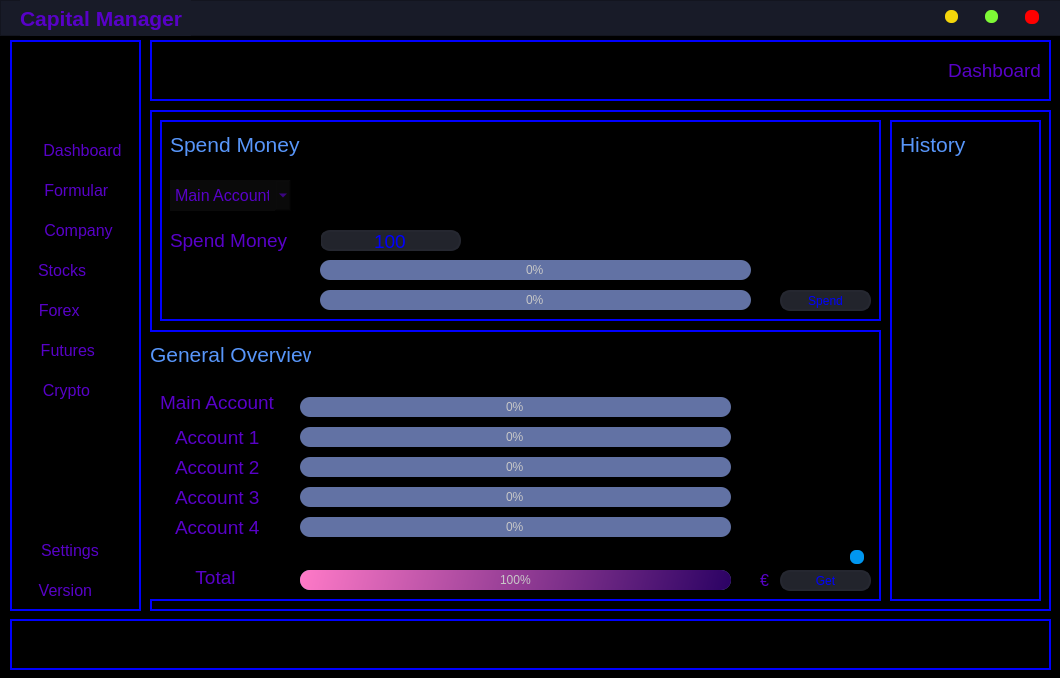
Qt form CapitalManager/main.ui (0xProtocol/FinancalManager) before a commit.
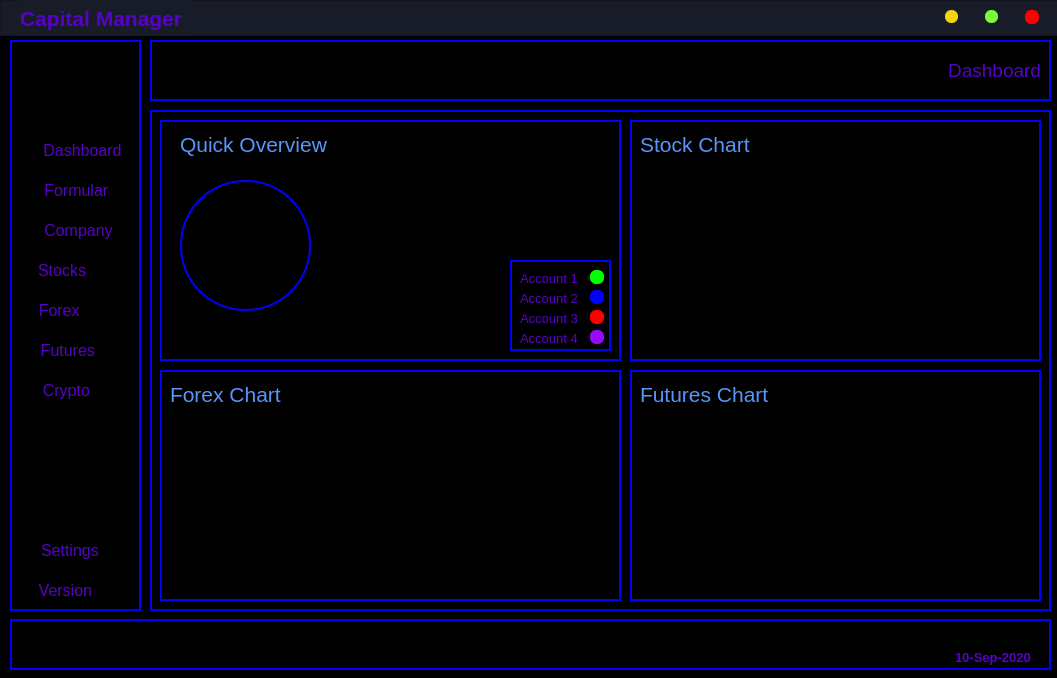
The same form after that commit. Icons and pictures are not drawn.

```diff
--- a/CapitalManager/main.ui
+++ b/CapitalManager/main.ui
@@ -6,7 +6,7 @@
    <rect>
     <x>0</x>
     <y>0</y>
-    <width>1060</width>
+    <width>1057</width>
     <height>678</height>
    </rect>
   </property>
@@ -128,7 +128,7 @@
      </property>
      <property name="icon">
       <iconset resource="main.qrc">
-       <normaloff>:/newPrefix/atom-beta.ico</normaloff>:/newPrefix/atom-beta.ico</iconset>
+       <normaloff>:/newPrefix/icons.png</normaloff>:/newPrefix/icons.png</iconset>
      </property>
      <property name="iconSize">
       <size>
@@ -174,7 +174,7 @@
      </property>
      <property name="icon">
       <iconset resource="main.qrc">
-       <normaloff>:/newPrefix/setroubleshoot_icon.ico</normaloff>:/newPrefix/setroubleshoot_icon.ico</iconset>
+       <normaloff>:/newPrefix/icons.png</normaloff>:/newPrefix/icons.png</iconset>
      </property>
      <property name="iconSize">
       <size>
@@ -220,7 +220,7 @@
      </property>
      <property name="icon">
       <iconset resource="main.qrc">
-       <normaloff>:/newPrefix/flare.ico</normaloff>:/newPrefix/flare.ico</iconset>
+       <normaloff>:/newPrefix/icons.png</normaloff>:/newPrefix/icons.png</iconset>
      </property>
      <property name="iconSize">
       <size>
@@ -287,7 +287,7 @@
      </property>
      <property name="icon">
       <iconset resource="main.qrc">
-       <normaloff>:/newPrefix/setroubleshoot_icon.ico</normaloff>:/newPrefix/setroubleshoot_icon.ico</iconset>
+       <normaloff>:/newPrefix/icons.png</normaloff>:/newPrefix/icons.png</iconset>
      </property>
      <property name="iconSize">
       <size>
@@ -333,7 +333,7 @@
      </property>
      <property name="icon">
       <iconset resource="main.qrc">
-       <normaloff>:/newPrefix/setroubleshoot_icon.ico</normaloff>:/newPrefix/setroubleshoot_icon.ico</iconset>
+       <normaloff>:/newPrefix/icons.png</normaloff>:/newPrefix/icons.png</iconset>
      </property>
      <property name="iconSize">
       <size>
@@ -379,7 +379,7 @@
      </property>
      <property name="icon">
       <iconset resource="main.qrc">
-       <normaloff>:/newPrefix/setroubleshoot_icon.ico</normaloff>:/newPrefix/setroubleshoot_icon.ico</iconset>
+       <normaloff>:/newPrefix/icons.png</normaloff>:/newPrefix/icons.png</iconset>
      </property>
      <property name="iconSize">
       <size>
@@ -513,6 +513,33 @@
     <property name="frameShadow">
      <enum>QFrame::Raised</enum>
     </property>
+    <widget class="QLabel" name="lbldate">
+     <property name="geometry">
+      <rect>
+       <x>945</x>
+       <y>30</y>
+       <width>91</width>
+       <height>16</height>
+      </rect>
+     </property>
+     <property name="font">
+      <font>
+       <pointsize>10</pointsize>
+       <weight>75</weight>
+       <bold>true</bold>
+      </font>
+     </property>
+     <property name="styleSheet">
+      <string notr="true">color: rgb(88, 1, 200);
+ border-top: 0px solid blue; 
+ border-left: 0px solid blue; 
+ border-right: 0px solid blue; 
+ border-bottom: 0px solid blue; </string>
+     </property>
+     <property name="text">
+      <string>10-Sep-2020</string>
+     </property>
+    </widget>
    </widget>
    <widget class="QFrame" name="frmDashboard">
     <property name="geometry">
@@ -524,11 +551,11 @@
      </rect>
     </property>
     <property name="styleSheet">
-     <string notr="true">background-color:rgb(0, 0, 0);
- border-top: 2px solid blue; 
+     <string notr="true"> border-top: 2px solid blue; 
  border-left: 2px solid blue; 
  border-right: 2px solid blue; 
- border-bottom: 2px solid blue; </string>
+ border-bottom: 2px solid blue; 
+background-image: url(:/newPrefix/forex.jpeg);</string>
     </property>
     <property name="frameShape">
      <enum>QFrame::StyledPanel</enum>
@@ -536,19 +563,529 @@
     <property name="frameShadow">
      <enum>QFrame::Raised</enum>
     </property>
-    <widget class="QLabel" name="label">
+    <widget class="QGraphicsView" name="graphicsView">
      <property name="geometry">
       <rect>
-       <x>200</x>
-       <y>170</y>
-       <width>281</width>
-       <height>101</height>
+       <x>10</x>
+       <y>10</y>
+       <width>461</width>
+       <height>241</height>
       </rect>
+     </property>
+     <property name="styleSheet">
+      <string notr="true">background-image: url(:/newPrefix/black.jpg);</string>
+     </property>
+    </widget>
+    <widget class="QFrame" name="frameQuickOverview">
+     <property name="geometry">
+      <rect>
+       <x>30</x>
+       <y>70</y>
+       <width>131</width>
+       <height>131</height>
+      </rect>
+     </property>
+     <property name="styleSheet">
+      <string notr="true">QFrame{
+	border-radius: 65px;	
+ border-top: 2px solid blue; 
+ border-left: 2px solid blue; 
+ border-right: 2px solid blue; 
+ border-bottom: 2px solid blue; 
+background-image: url(:/newPrefix/black.jpeg);
+}</string>
+     </property>
+     <property name="frameShape">
+      <enum>QFrame::StyledPanel</enum>
+     </property>
+     <property name="frameShadow">
+      <enum>QFrame::Raised</enum>
+     </property>
+    </widget>
+    <widget class="QLabel" name="lblQuickOverview">
+     <property name="geometry">
+      <rect>
+       <x>30</x>
+       <y>20</y>
+       <width>151</width>
+       <height>28</height>
+      </rect>
+     </property>
+     <property name="font">
+      <font>
+       <family>Segoe UI</family>
+       <pointsize>16</pointsize>
+       <weight>50</weight>
+       <bold>false</bold>
+      </font>
+     </property>
+     <property name="styleSheet">
+      <string notr="true">color: rgb(88, 150, 250);
+ border-top: 0px solid blue; 
+ border-left: 0px solid blue; 
+ border-right: 0px solid blue; 
+ border-bottom: 0px solid blue; 
+background-image: url(:/newPrefix/black.jpg);</string>
      </property>
      <property name="text">
-      <string>frmDashboard</string>
+      <string>Quick Overview</string>
      </property>
     </widget>
+    <widget class="QFrame" name="frame_2">
+     <property name="geometry">
+      <rect>
+       <x>360</x>
+       <y>150</y>
+       <width>101</width>
+       <height>91</height>
+      </rect>
+     </property>
+     <property name="styleSheet">
+      <string notr="true">background-image: url(:/newPrefix/black.jpeg);</string>
+     </property>
+     <property name="frameShape">
+      <enum>QFrame::StyledPanel</enum>
+     </property>
+     <property name="frameShadow">
+      <enum>QFrame::Raised</enum>
+     </property>
+     <widget class="QLabel" name="label_2">
+      <property name="geometry">
+       <rect>
+        <x>10</x>
+        <y>10</y>
+        <width>61</width>
+        <height>16</height>
+       </rect>
+      </property>
+      <property name="font">
+       <font>
+        <pointsize>10</pointsize>
+       </font>
+      </property>
+      <property name="styleSheet">
+       <string notr="true">color: rgb(88, 1, 200);
+ border-top: 0px solid blue; 
+ border-left: 0px solid blue; 
+ border-right: 0px solid blue; 
+ border-bottom: 0px solid blue; 
+</string>
+      </property>
+      <property name="text">
+       <string>Account 1</string>
+      </property>
+     </widget>
+     <widget class="QPushButton" name="btnCurrency_3">
+      <property name="geometry">
+       <rect>
+        <x>80</x>
+        <y>50</y>
+        <width>14</width>
+        <height>14</height>
+       </rect>
+      </property>
+      <property name="minimumSize">
+       <size>
+        <width>14</width>
+        <height>14</height>
+       </size>
+      </property>
+      <property name="maximumSize">
+       <size>
+        <width>17</width>
+        <height>17</height>
+       </size>
+      </property>
+      <property name="toolTip">
+       <string/>
+      </property>
+      <property name="styleSheet">
+       <string notr="true">QPushButton {
+	border: none;
+	border-radius: 6px;		
+	background-color: rgb(255, 0, 0);
+}
+QPushButton:hover {		
+		background-color: rgb(0, 200, 255);
+}</string>
+      </property>
+      <property name="text">
+       <string/>
+      </property>
+      <property name="iconSize">
+       <size>
+        <width>14</width>
+        <height>14</height>
+       </size>
+      </property>
+     </widget>
+     <widget class="QPushButton" name="btnCurrency_2">
+      <property name="geometry">
+       <rect>
+        <x>80</x>
+        <y>70</y>
+        <width>14</width>
+        <height>14</height>
+       </rect>
+      </property>
+      <property name="minimumSize">
+       <size>
+        <width>14</width>
+        <height>14</height>
+       </size>
+      </property>
+      <property name="maximumSize">
+       <size>
+        <width>17</width>
+        <height>17</height>
+       </size>
+      </property>
+      <property name="toolTip">
+       <string/>
+      </property>
+      <property name="styleSheet">
+       <string notr="true">QPushButton {
+	border: none;
+	border-radius: 6px;		
+	background-color: rgb(150, 10, 250)
+}
+QPushButton:hover {		
+		background-color: rgb(0, 200, 255);
+}</string>
+      </property>
+      <property name="text">
+       <string/>
+      </property>
+      <property name="iconSize">
+       <size>
+        <width>14</width>
+        <height>14</height>
+       </size>
+      </property>
+     </widget>
+     <widget class="QPushButton" name="btnCurrency_5">
+      <property name="geometry">
+       <rect>
+        <x>80</x>
+        <y>10</y>
+        <width>14</width>
+        <height>14</height>
+       </rect>
+      </property>
+      <property name="minimumSize">
+       <size>
+        <width>14</width>
+        <height>14</height>
+       </size>
+      </property>
+      <property name="maximumSize">
+       <size>
+        <width>17</width>
+        <height>17</height>
+       </size>
+      </property>
+      <property name="toolTip">
+       <string/>
+      </property>
+      <property name="autoFillBackground">
+       <bool>false</bool>
+      </property>
+      <property name="styleSheet">
+       <string notr="true">QPushButton {
+	border: none;
+	border-radius: 6px;		
+	background-color: rgb(0,255 , 0);
+background-image: url(:/newPrefix/green.jpeg);
+}
+QPushButton:hover {		
+		background-color: rgb(0, 200, 255);
+}</string>
+      </property>
+      <property name="text">
+       <string/>
+      </property>
+      <property name="iconSize">
+       <size>
+        <width>14</width>
+        <height>14</height>
+       </size>
+      </property>
+     </widget>
+     <widget class="QPushButton" name="btnCurrency_4">
+      <property name="geometry">
+       <rect>
+        <x>80</x>
+        <y>30</y>
+        <width>14</width>
+        <height>14</height>
+       </rect>
+      </property>
+      <property name="minimumSize">
+       <size>
+        <width>14</width>
+        <height>14</height>
+       </size>
+      </property>
+      <property name="maximumSize">
+       <size>
+        <width>17</width>
+        <height>17</height>
+       </size>
+      </property>
+      <property name="toolTip">
+       <string/>
+      </property>
+      <property name="styleSheet">
+       <string notr="true">QPushButton {
+	border: none;
+	border-radius: 6px;		
+	background-color: rgb(0, 0, 255);
+}
+QPushButton:hover {		
+		background-color: rgb(0, 200, 255);
+}</string>
+      </property>
+      <property name="text">
+       <string/>
+      </property>
+      <property name="iconSize">
+       <size>
+        <width>14</width>
+        <height>14</height>
+       </size>
+      </property>
+     </widget>
+     <widget class="QLabel" name="label_4">
+      <property name="geometry">
+       <rect>
+        <x>10</x>
+        <y>30</y>
+        <width>61</width>
+        <height>16</height>
+       </rect>
+      </property>
+      <property name="font">
+       <font>
+        <pointsize>10</pointsize>
+       </font>
+      </property>
+      <property name="styleSheet">
+       <string notr="true">color: rgb(88, 1, 200);
+ border-top: 0px solid blue; 
+ border-left: 0px solid blue; 
+ border-right: 0px solid blue; 
+ border-bottom: 0px solid blue; 
+</string>
+      </property>
+      <property name="text">
+       <string>Account 2</string>
+      </property>
+     </widget>
+     <widget class="QLabel" name="label_6">
+      <property name="geometry">
+       <rect>
+        <x>10</x>
+        <y>50</y>
+        <width>61</width>
+        <height>16</height>
+       </rect>
+      </property>
+      <property name="font">
+       <font>
+        <pointsize>10</pointsize>
+       </font>
+      </property>
+      <property name="styleSheet">
+       <string notr="true">color: rgb(88, 1, 200);
+ border-top: 0px solid blue; 
+ border-left: 0px solid blue; 
+ border-right: 0px solid blue; 
+ border-bottom: 0px solid blue; 
+</string>
+      </property>
+      <property name="text">
+       <string>Account 3</string>
+      </property>
+     </widget>
+     <widget class="QLabel" name="label_7">
+      <property name="geometry">
+       <rect>
+        <x>10</x>
+        <y>70</y>
+        <width>61</width>
+        <height>16</height>
+       </rect>
+      </property>
+      <property name="font">
+       <font>
+        <pointsize>10</pointsize>
+       </font>
+      </property>
+      <property name="styleSheet">
+       <string notr="true">color: rgb(88, 1, 200);
+ border-top: 0px solid blue; 
+ border-left: 0px solid blue; 
+ border-right: 0px solid blue; 
+ border-bottom: 0px solid blue; 
+</string>
+      </property>
+      <property name="text">
+       <string>Account 4</string>
+      </property>
+     </widget>
+     <zorder>label_2</zorder>
+     <zorder>btnCurrency_3</zorder>
+     <zorder>btnCurrency_2</zorder>
+     <zorder>btnCurrency_4</zorder>
+     <zorder>label_4</zorder>
+     <zorder>label_6</zorder>
+     <zorder>label_7</zorder>
+     <zorder>btnCurrency_5</zorder>
+    </widget>
+    <widget class="QFrame" name="frame_3">
+     <property name="geometry">
+      <rect>
+       <x>480</x>
+       <y>10</y>
+       <width>411</width>
+       <height>241</height>
+      </rect>
+     </property>
+     <property name="styleSheet">
+      <string notr="true">background-image: url(:/newPrefix/black.jpg);</string>
+     </property>
+     <property name="frameShape">
+      <enum>QFrame::StyledPanel</enum>
+     </property>
+     <property name="frameShadow">
+      <enum>QFrame::Raised</enum>
+     </property>
+     <widget class="QLabel" name="lblQuickOverview_2">
+      <property name="geometry">
+       <rect>
+        <x>10</x>
+        <y>10</y>
+        <width>151</width>
+        <height>28</height>
+       </rect>
+      </property>
+      <property name="font">
+       <font>
+        <family>Segoe UI</family>
+        <pointsize>16</pointsize>
+        <weight>50</weight>
+        <bold>false</bold>
+       </font>
+      </property>
+      <property name="styleSheet">
+       <string notr="true">color: rgb(88, 150, 250);
+ border-top: 0px solid blue; 
+ border-left: 0px solid blue; 
+ border-right: 0px solid blue; 
+ border-bottom: 0px solid blue; 
+background-image: url(:/newPrefix/black.jpg);</string>
+      </property>
+      <property name="text">
+       <string>Stock Chart</string>
+      </property>
+     </widget>
+    </widget>
+    <widget class="QFrame" name="frame_4">
+     <property name="geometry">
+      <rect>
+       <x>10</x>
+       <y>260</y>
+       <width>461</width>
+       <height>231</height>
+      </rect>
+     </property>
+     <property name="styleSheet">
+      <string notr="true">background-image: url(:/newPrefix/black.jpg);</string>
+     </property>
+     <property name="frameShape">
+      <enum>QFrame::StyledPanel</enum>
+     </property>
+     <property name="frameShadow">
+      <enum>QFrame::Raised</enum>
+     </property>
+     <widget class="QLabel" name="lblQuickOverview_3">
+      <property name="geometry">
+       <rect>
+        <x>10</x>
+        <y>10</y>
+        <width>151</width>
+        <height>28</height>
+       </rect>
+      </property>
+      <property name="font">
+       <font>
+        <family>Segoe UI</family>
+        <pointsize>16</pointsize>
+        <weight>50</weight>
+        <bold>false</bold>
+       </font>
+      </property>
+      <property name="styleSheet">
+       <string notr="true">color: rgb(88, 150, 250);
+ border-top: 0px solid blue; 
+ border-left: 0px solid blue; 
+ border-right: 0px solid blue; 
+ border-bottom: 0px solid blue; 
+background-image: url(:/newPrefix/black.jpg);</string>
+      </property>
+      <property name="text">
+       <string>Forex Chart</string>
+      </property>
+     </widget>
+    </widget>
+    <widget class="QFrame" name="frame_5">
+     <property name="geometry">
+      <rect>
+       <x>480</x>
+       <y>260</y>
+       <width>411</width>
+       <height>231</height>
+      </rect>
+     </property>
+     <property name="styleSheet">
+      <string notr="true">background-image: url(:/newPrefix/black.jpg);</string>
+     </property>
+     <property name="frameShape">
+      <enum>QFrame::StyledPanel</enum>
+     </property>
+     <property name="frameShadow">
+      <enum>QFrame::Raised</enum>
+     </property>
+     <widget class="QLabel" name="lblQuickOverview_4">
+      <property name="geometry">
+       <rect>
+        <x>10</x>
+        <y>10</y>
+        <width>151</width>
+        <height>28</height>
+       </rect>
+      </property>
+      <property name="font">
+       <font>
+        <family>Segoe UI</family>
+        <pointsize>16</pointsize>
+        <weight>50</weight>
+        <bold>false</bold>
+       </font>
+      </property>
+      <property name="styleSheet">
+       <string notr="true">color: rgb(88, 150, 250);
+ border-top: 0px solid blue; 
+ border-left: 0px solid blue; 
+ border-right: 0px solid blue; 
+ border-bottom: 0px solid blue; 
+background-image: url(:/newPrefix/black.jpg);</string>
+      </property>
+      <property name="text">
+       <string>Futures Chart</string>
+      </property>
+     </widget>
+    </widget>
    </widget>
    <widget class="QFrame" name="frmCompanyFormular">
     <property name="geometry">
@@ -957,9 +1494,9 @@
     <widget class="QFrame" name="frameAccountStatistic">
      <property name="geometry">
       <rect>
-       <x>-10</x>
+       <x>10</x>
        <y>220</y>
-       <width>741</width>
+       <width>711</width>
        <height>271</height>
       </rect>
      </property>
@@ -974,7 +1511,7 @@
        <rect>
         <x>160</x>
         <y>97</y>
-        <width>431</width>
+        <width>421</width>
         <height>20</height>
        </rect>
       </property>
@@ -1079,7 +1616,7 @@
        <rect>
         <x>160</x>
         <y>127</y>
-        <width>431</width>
+        <width>421</width>
         <height>20</height>
        </rect>
       </property>
@@ -1187,7 +1724,7 @@
        <rect>
         <x>160</x>
         <y>187</y>
-        <width>431</width>
+        <width>421</width>
         <height>20</height>
        </rect>
       </property>
@@ -1214,7 +1751,7 @@
        <rect>
         <x>160</x>
         <y>67</y>
-        <width>431</width>
+        <width>421</width>
         <height>20</height>
        </rect>
       </property>
@@ -1247,7 +1784,7 @@
        <rect>
         <x>160</x>
         <y>240</y>
-        <width>431</width>
+        <width>421</width>
         <height>20</height>
        </rect>
       </property>
@@ -1274,7 +1811,7 @@
        <rect>
         <x>160</x>
         <y>157</y>
-        <width>431</width>
+        <width>421</width>
         <height>20</height>
        </rect>
       </property>
@@ -1299,7 +1836,7 @@
      <widget class="QPushButton" name="btnSend_2">
       <property name="geometry">
        <rect>
-        <x>640</x>
+        <x>610</x>
         <y>240</y>
         <width>91</width>
         <height>21</height>
@@ -1357,7 +1894,7 @@
      <widget class="QPushButton" name="btnCurrency">
       <property name="geometry">
        <rect>
-        <x>710</x>
+        <x>680</x>
         <y>220</y>
         <width>14</width>
         <height>14</height>
@@ -1376,7 +1913,7 @@
        </size>
       </property>
       <property name="toolTip">
-       <string>Close</string>
+       <string/>
       </property>
       <property name="styleSheet">
        <string notr="true">QPushButton {
@@ -1401,7 +1938,7 @@
      <widget class="QLabel" name="lblcurrency">
       <property name="geometry">
        <rect>
-        <x>620</x>
+        <x>590</x>
         <y>242</y>
         <width>16</width>
         <height>16</height>
@@ -1421,7 +1958,7 @@
  text-align:right;</string>
       </property>
       <property name="text">
-       <string>€</string>
+       <string>%</string>
       </property>
      </widget>
     </widget>
@@ -1430,7 +1967,7 @@
       <rect>
        <x>10</x>
        <y>10</y>
-       <width>721</width>
+       <width>711</width>
        <height>201</height>
       </rect>
      </property>
@@ -1443,7 +1980,7 @@
      <widget class="QPushButton" name="btnSpend">
       <property name="geometry">
        <rect>
-        <x>620</x>
+        <x>610</x>
         <y>170</y>
         <width>91</width>
         <height>21</height>
@@ -1611,7 +2148,7 @@
        <rect>
         <x>160</x>
         <y>140</y>
-        <width>431</width>
+        <width>421</width>
         <height>20</height>
        </rect>
       </property>
@@ -1644,7 +2181,7 @@
        <rect>
         <x>160</x>
         <y>170</y>
-        <width>431</width>
+        <width>421</width>
         <height>20</height>
        </rect>
       </property>
@@ -1676,9 +2213,9 @@
     <widget class="QFrame" name="frameHistory">
      <property name="geometry">
       <rect>
-       <x>740</x>
+       <x>730</x>
        <y>10</y>
-       <width>151</width>
+       <width>161</width>
        <height>481</height>
       </rect>
      </property>
@@ -1721,7 +2258,7 @@
        <rect>
         <x>10</x>
         <y>50</y>
-        <width>131</width>
+        <width>141</width>
         <height>421</height>
        </rect>
       </property>
@@ -1734,9 +2271,11 @@
       </property>
      </widget>
     </widget>
+    <zorder>frame</zorder>
+    <zorder>frameAccountStatistic</zorder>
+    <zorder>frameHistory</zorder>
    </widget>
    <zorder>frmCompanyFormular</zorder>
-   <zorder>frmDashboard</zorder>
    <zorder>frameup</zorder>
    <zorder>frameleft</zorder>
    <zorder>btn_minimize</zorder>
@@ -1745,6 +2284,7 @@
    <zorder>frametop</zorder>
    <zorder>framdown</zorder>
    <zorder>frmFormular</zorder>
+   <zorder>frmDashboard</zorder>
   </widget>
  </widget>
  <resources>
```
